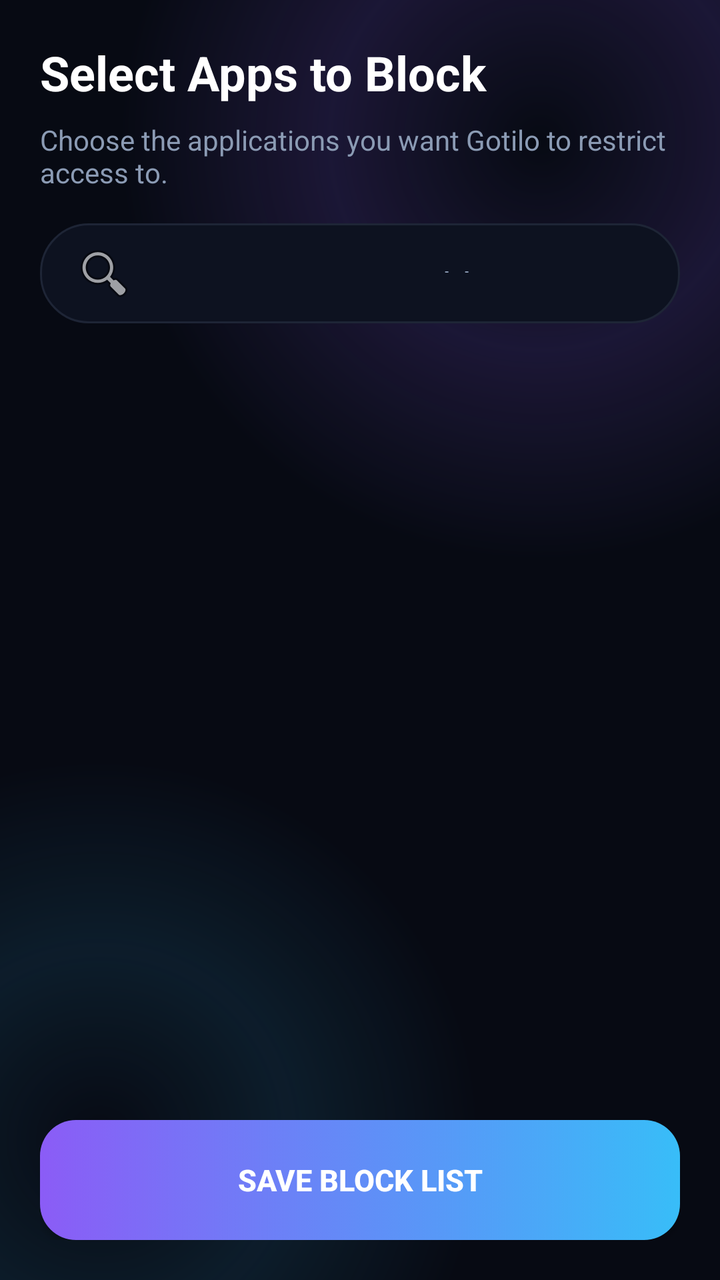
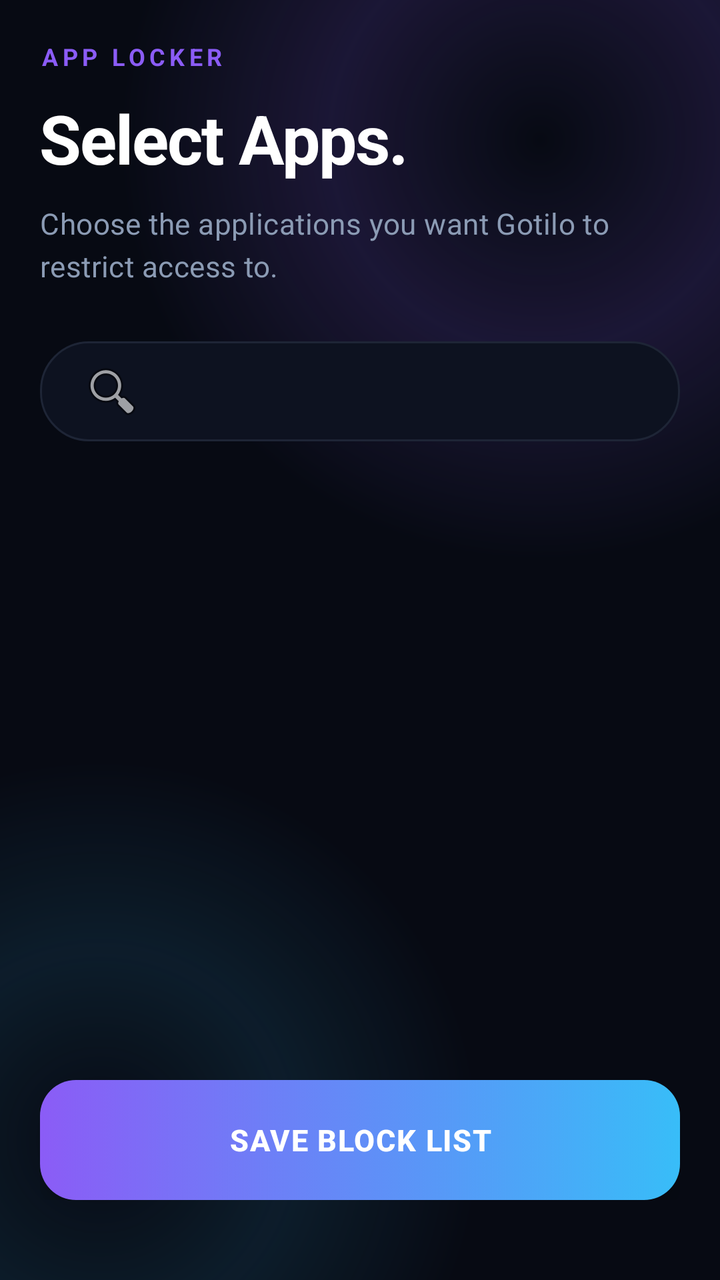

The first picture is an Android layout as it rendered before a commit; the second is the same layout after the commit. The layout source and the unified diff follow.
<!-- AndroidManifest.xml: application theme Theme.Gotilo -->
<!-- res/layout/activity_app_selection.xml -->
<?xml version="1.0" encoding="utf-8"?>
<androidx.constraintlayout.widget.ConstraintLayout
    xmlns:android="http://schemas.android.com/apk/res/android"
    xmlns:app="http://schemas.android.com/apk/res-auto"
    android:layout_width="match_parent"
    android:layout_height="match_parent"
    android:background="@drawable/bg_ambient_glow"
    android:padding="20dp">

    <TextView
        android:id="@+id/tvAppSelectionTitle"
        android:layout_width="0dp"
        android:layout_height="wrap_content"
        android:text="Select Apps to Block"
        android:textColor="#FFFFFF"
        android:textSize="24sp"
        android:textStyle="bold"
        app:layout_constraintEnd_toEndOf="parent"
        app:layout_constraintStart_toStartOf="parent"
        app:layout_constraintTop_toTopOf="parent" />

    <TextView
        android:id="@+id/tvAppSelectionSub"
        android:layout_width="0dp"
        android:layout_height="wrap_content"
        android:layout_marginTop="8dp"
        android:text="Choose the applications you want Gotilo to restrict access to."
        android:textColor="#8B9BB4"
        android:textSize="14sp"
        app:layout_constraintEnd_toEndOf="parent"
        app:layout_constraintStart_toStartOf="parent"
        app:layout_constraintTop_toBottomOf="@id/tvAppSelectionTitle" />

    <EditText
        android:id="@+id/etSearchApp"
        android:layout_width="0dp"
        android:layout_height="50dp"
        android:layout_marginTop="16dp"
        android:background="@drawable/bg_card_glass"
        android:drawableStart="@android:drawable/ic_menu_search"
        android:drawablePadding="12dp"
        android:hint="Search installed apps..."
        android:inputType="text"
        android:maxLines="1"
        android:paddingHorizontal="16dp"
        android:textColor="#FFFFFF"
        android:textColorHint="#8B9BB4"
        app:layout_constraintEnd_toEndOf="parent"
        app:layout_constraintStart_toStartOf="parent"
        app:layout_constraintTop_toBottomOf="@id/tvAppSelectionSub" />

    <ProgressBar
        android:id="@+id/progressBar"
        android:layout_width="wrap_content"
        android:layout_height="wrap_content"
        android:indeterminateTint="#8B5CF6"
        app:layout_constraintBottom_toBottomOf="parent"
        app:layout_constraintEnd_toEndOf="parent"
        app:layout_constraintStart_toStartOf="parent"
        app:layout_constraintTop_toTopOf="parent" />

    <androidx.recyclerview.widget.RecyclerView
        android:id="@+id/rvApps"
        android:layout_width="0dp"
        android:layout_height="0dp"
        android:layout_marginTop="16dp"
        android:layout_marginBottom="16dp"
        android:clipToPadding="false"
        app:layout_constraintBottom_toTopOf="@id/btnSaveApps"
        app:layout_constraintEnd_toEndOf="parent"
        app:layout_constraintStart_toStartOf="parent"
        app:layout_constraintTop_toBottomOf="@id/etSearchApp" />

    <androidx.appcompat.widget.AppCompatButton
        android:id="@+id/btnSaveApps"
        android:layout_width="0dp"
        android:layout_height="60dp"
        android:background="@drawable/bg_tech_button"
        android:text="Save Block List"
        android:textColor="#FFFFFF"
        android:textSize="15sp"
        android:textStyle="bold"
        app:layout_constraintBottom_toBottomOf="parent"
        app:layout_constraintEnd_toEndOf="parent"
        app:layout_constraintStart_toStartOf="parent" />

</androidx.constraintlayout.widget.ConstraintLayout>
<!-- resources referenced by this layout -->
<resources>
  <!-- drawable bg_ambient_glow (drawable) -->
  <?xml version="1.0" encoding="utf-8"?>
  <layer-list xmlns:android="http://schemas.android.com/apk/res/android">
  
      
      <item>
          <shape android:shape="rectangle">
              <solid android:color="#070A13" />
          </shape>
      </item>
  
      
      <item android:gravity="top|end" android:width="420dp" android:height="420dp"
          android:top="-140dp" android:end="-120dp">
          <shape android:shape="oval">
              <gradient
                  android:type="radial"
                  android:gradientRadius="210dp"
                  android:centerColor="#268B5CF6"
                  android:endColor="#00070A13" />
          </shape>
      </item>
  
      
      <item android:gravity="bottom|start" android:width="380dp" android:height="380dp"
          android:bottom="-120dp" android:start="-140dp">
          <shape android:shape="oval">
              <gradient
                  android:type="radial"
                  android:gradientRadius="190dp"
                  android:centerColor="#1A38BDF8"
                  android:endColor="#00070A13" />
          </shape>
      </item>
  
  </layer-list>
  <!-- drawable bg_card_glass (drawable) -->
  <?xml version="1.0" encoding="utf-8"?>
  <shape xmlns:android="http://schemas.android.com/apk/res/android"
      android:shape="rectangle">
      <solid android:color="#0D1220" />
      <corners android:radius="24dp" />
      <stroke android:width="1dp" android:color="#1E2536" />
      <padding
          android:left="20dp"
          android:top="24dp"
          android:right="20dp"
          android:bottom="24dp" />
  </shape>
  <!-- drawable bg_tech_button (drawable) -->
  <?xml version="1.0" encoding="utf-8"?>
  <selector xmlns:android="http://schemas.android.com/apk/res/android">
  
      
      <item android:state_pressed="true">
          <shape android:shape="rectangle">
              <corners android:radius="18dp" />
              <gradient
                  android:type="linear"
                  android:angle="0"
                  android:startColor="#7C3AED"
                  android:endColor="#0EA5E9" />
          </shape>
      </item>
  
      
      <item>
          <shape android:shape="rectangle">
              <corners android:radius="18dp" />
              <gradient
                  android:type="linear"
                  android:angle="0"
                  android:startColor="#8B5CF6"
                  android:endColor="#38BDF8" />
          </shape>
      </item>
  
  </selector>
  <style name="Theme.Gotilo" parent="Base.Theme.Gotilo" />
  <style name="Base.Theme.Gotilo" parent="Theme.Material3.DayNight.NoActionBar">
          
          <item name="android:windowBackground">#090D17</item>
          <item name="android:windowNoTitle">true</item>
          <item name="android:windowIsFloating">false</item>
          <item name="android:windowIsTranslucent">false</item>
      </style>
</resources>

<!-- the commit's change to res/layout/activity_app_selection.xml (unified diff, before → after) -->
@@ -1,87 +1,121 @@
 <?xml version="1.0" encoding="utf-8"?>
-<androidx.constraintlayout.widget.ConstraintLayout
-    xmlns:android="http://schemas.android.com/apk/res/android"
+<FrameLayout xmlns:android="http://schemas.android.com/apk/res/android"
     xmlns:app="http://schemas.android.com/apk/res-auto"
     android:layout_width="match_parent"
     android:layout_height="match_parent"
     android:background="@drawable/bg_ambient_glow"
-    android:padding="20dp">
+    android:fitsSystemWindows="true">
 
-    <TextView
-        android:id="@+id/tvAppSelectionTitle"
-        android:layout_width="0dp"
-        android:layout_height="wrap_content"
-        android:text="Select Apps to Block"
-        android:textColor="#FFFFFF"
-        android:textSize="24sp"
-        android:textStyle="bold"
-        app:layout_constraintEnd_toEndOf="parent"
-        app:layout_constraintStart_toStartOf="parent"
-        app:layout_constraintTop_toTopOf="parent" />
+    
+    <androidx.constraintlayout.widget.ConstraintLayout
+        android:layout_width="match_parent"
+        android:layout_height="match_parent"
+        android:paddingHorizontal="20dp"
+        android:paddingBottom="40dp">
 
-    <TextView
-        android:id="@+id/tvAppSelectionSub"
-        android:layout_width="0dp"
-        android:layout_height="wrap_content"
-        android:layout_marginTop="8dp"
-        android:text="Choose the applications you want Gotilo to restrict access to."
-        android:textColor="#8B9BB4"
-        android:textSize="14sp"
-        app:layout_constraintEnd_toEndOf="parent"
-        app:layout_constraintStart_toStartOf="parent"
-        app:layout_constraintTop_toBottomOf="@id/tvAppSelectionTitle" />
+        
+        <TextView
+            android:id="@+id/tvEyebrow"
+            android:layout_width="wrap_content"
+            android:layout_height="wrap_content"
+            android:layout_marginTop="20dp"
+            android:text="APP LOCKER"
+            android:textColor="#8B5CF6"
+            android:textSize="12sp"
+            android:textStyle="bold"
+            android:letterSpacing="0.18"
+            app:layout_constraintStart_toStartOf="parent"
+            app:layout_constraintTop_toTopOf="parent" />
 
-    <EditText
-        android:id="@+id/etSearchApp"
-        android:layout_width="0dp"
-        android:layout_height="50dp"
-        android:layout_marginTop="16dp"
-        android:background="@drawable/bg_card_glass"
-        android:drawableStart="@android:drawable/ic_menu_search"
-        android:drawablePadding="12dp"
-        android:hint="Search installed apps..."
-        android:inputType="text"
-        android:maxLines="1"
-        android:paddingHorizontal="16dp"
-        android:textColor="#FFFFFF"
-        android:textColorHint="#8B9BB4"
-        app:layout_constraintEnd_toEndOf="parent"
-        app:layout_constraintStart_toStartOf="parent"
-        app:layout_constraintTop_toBottomOf="@id/tvAppSelectionSub" />
+        
+        <TextView
+            android:id="@+id/tvAppSelectionTitle"
+            android:layout_width="0dp"
+            android:layout_height="wrap_content"
+            android:layout_marginTop="10dp"
+            android:text="Select Apps."
+            android:textColor="#FFFFFF"
+            android:textSize="34sp"
+            android:textStyle="bold"
+            android:letterSpacing="-0.02"
+            app:layout_constraintEnd_toEndOf="parent"
+            app:layout_constraintStart_toStartOf="parent"
+            app:layout_constraintTop_toBottomOf="@id/tvEyebrow" />
 
-    <ProgressBar
-        android:id="@+id/progressBar"
-        android:layout_width="wrap_content"
-        android:layout_height="wrap_content"
-        android:indeterminateTint="#8B5CF6"
-        app:layout_constraintBottom_toBottomOf="parent"
-        app:layout_constraintEnd_toEndOf="parent"
-        app:layout_constraintStart_toStartOf="parent"
-        app:layout_constraintTop_toTopOf="parent" />
+        
+        <TextView
+            android:id="@+id/tvAppSelectionSub"
+            android:layout_width="0dp"
+            android:layout_height="wrap_content"
+            android:layout_marginTop="10dp"
+            android:text="Choose the applications you want Gotilo to restrict access to."
+            android:textColor="#8B9BB4"
+            android:textSize="14.5sp"
+            android:letterSpacing="0.01"
+            android:lineSpacingExtra="4dp"
+            app:layout_constraintEnd_toEndOf="parent"
+            app:layout_constraintStart_toStartOf="parent"
+            app:layout_constraintTop_toBottomOf="@id/tvAppSelectionTitle" />
 
-    <androidx.recyclerview.widget.RecyclerView
-        android:id="@+id/rvApps"
-        android:layout_width="0dp"
-        android:layout_height="0dp"
-        android:layout_marginTop="16dp"
-        android:layout_marginBottom="16dp"
-        android:clipToPadding="false"
-        app:layout_constraintBottom_toTopOf="@id/btnSaveApps"
-        app:layout_constraintEnd_toEndOf="parent"
-        app:layout_constraintStart_toStartOf="parent"
-        app:layout_constraintTop_toBottomOf="@id/etSearchApp" />
+        
+        <EditText
+            android:id="@+id/etSearchApp"
+            android:layout_width="0dp"
+            android:layout_height="50dp"
+            android:layout_marginTop="28dp"
+            android:background="@drawable/bg_card_glass"
+            android:drawableStart="@android:drawable/ic_menu_search"
+            android:drawablePadding="12dp"
+            app:layout_constraintEnd_toEndOf="parent"
+            app:layout_constraintStart_toStartOf="parent"
+            app:layout_constraintTop_toBottomOf="@id/tvAppSelectionSub" />
 
-    <androidx.appcompat.widget.AppCompatButton
-        android:id="@+id/btnSaveApps"
-        android:layout_width="0dp"
-        android:layout_height="60dp"
-        android:background="@drawable/bg_tech_button"
-        android:text="Save Block List"
-        android:textColor="#FFFFFF"
-        android:textSize="15sp"
-        android:textStyle="bold"
-        app:layout_constraintBottom_toBottomOf="parent"
-        app:layout_constraintEnd_toEndOf="parent"
-        app:layout_constraintStart_toStartOf="parent" />
+        <ProgressBar
+            android:id="@+id/progressBar"
+            android:layout_width="wrap_content"
+            android:layout_height="wrap_content"
+            android:indeterminateTint="#8B5CF6"
+            app:layout_constraintBottom_toBottomOf="@id/rvApps"
+            app:layout_constraintEnd_toEndOf="parent"
+            app:layout_constraintStart_toStartOf="parent"
+            app:layout_constraintTop_toTopOf="@id/rvApps" />
 
-</androidx.constraintlayout.widget.ConstraintLayout>
+        
+        <androidx.recyclerview.widget.RecyclerView
+            android:id="@+id/rvApps"
+            android:layout_width="0dp"
+            android:layout_height="0dp"
+            android:layout_marginTop="16dp"
+            android:layout_marginBottom="32dp"
+            android:clipToPadding="false"
+            app:layout_constraintBottom_toTopOf="@id/btnContinueWrapper"
+            app:layout_constraintEnd_toEndOf="parent"
+            app:layout_constraintStart_toStartOf="parent"
+            app:layout_constraintTop_toBottomOf="@id/etSearchApp" />
+
+        
+        <FrameLayout
+            android:id="@+id/btnContinueWrapper"
+            android:layout_width="0dp"
+            android:layout_height="60dp"
+            app:layout_constraintBottom_toBottomOf="parent"
+            app:layout_constraintEnd_toEndOf="parent"
+            app:layout_constraintStart_toStartOf="parent">
+
+            <androidx.appcompat.widget.AppCompatButton
+                android:id="@+id/btnSaveApps"
+                android:layout_width="match_parent"
+                android:layout_height="match_parent"
+                android:background="@drawable/bg_tech_button"
+                android:elevation="6dp"
+                android:letterSpacing="0.04"
+                android:stateListAnimator="@null"
+                android:text="Save Block List"
+                android:textAllCaps="true"
+                android:textColor="#FFFFFF"
+                android:textSize="15sp"
+                android:textStyle="bold" />
+        </FrameLayout>
+
+    </androidx.constraintlayout.widget.ConstraintLayout>
+</FrameLayout>
